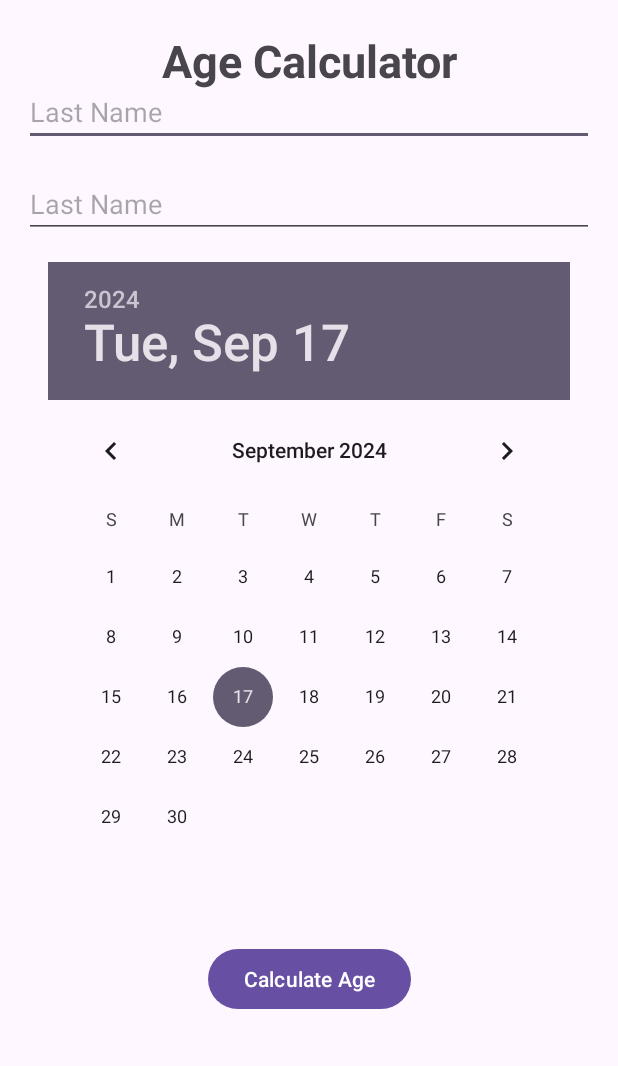
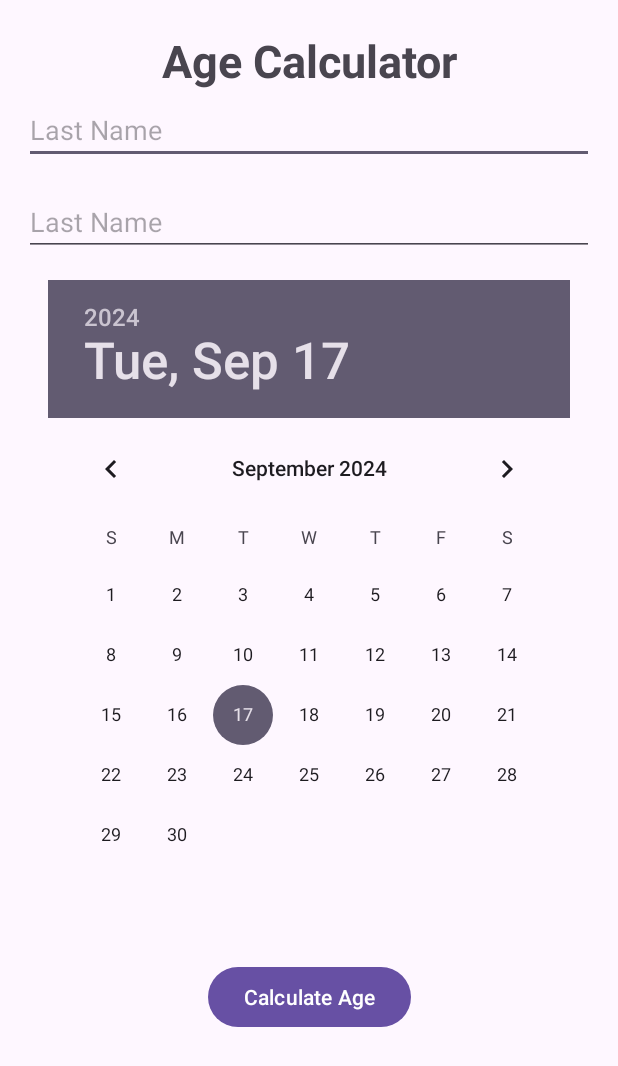
Before and after one commit to rjo5364/SWENG888-Practice-I, an Android app: the screen it shows after launch (MainActivity), on a phone screen of 412 x 824 dp. Shown: the top 1066 px of the screen. Run offline under Robolectric (Android 15) with nearby library versions, the phone set to English and light mode, and no system bars.

Commit message:
Fixed some spacing in UI

```diff
--- a/app/src/main/res/layout/activity_main.xml
+++ b/app/src/main/res/layout/activity_main.xml
@@ -28,7 +28,7 @@
         android:hint="@string/lName"
         android:layout_marginStart="16dp"
         android:layout_marginEnd="16dp"
-        android:layout_marginTop="32dp"
+        android:layout_marginTop="44dp"
         app:layout_constraintTop_toTopOf="@+id/ScreenTitle"
         app:layout_constraintStart_toStartOf="parent"
         app:layout_constraintEnd_toEndOf="parent" />
```
